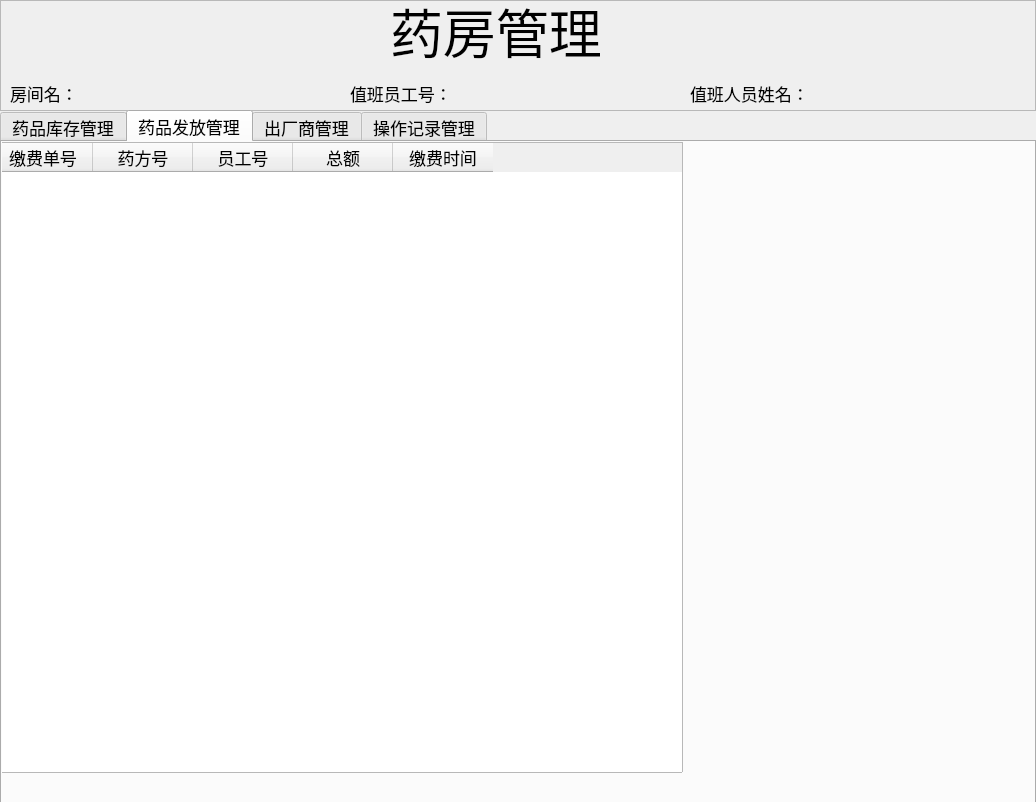
Old version of the form pharmacydialog.ui in the repository zhbean/Hospital_MIS.
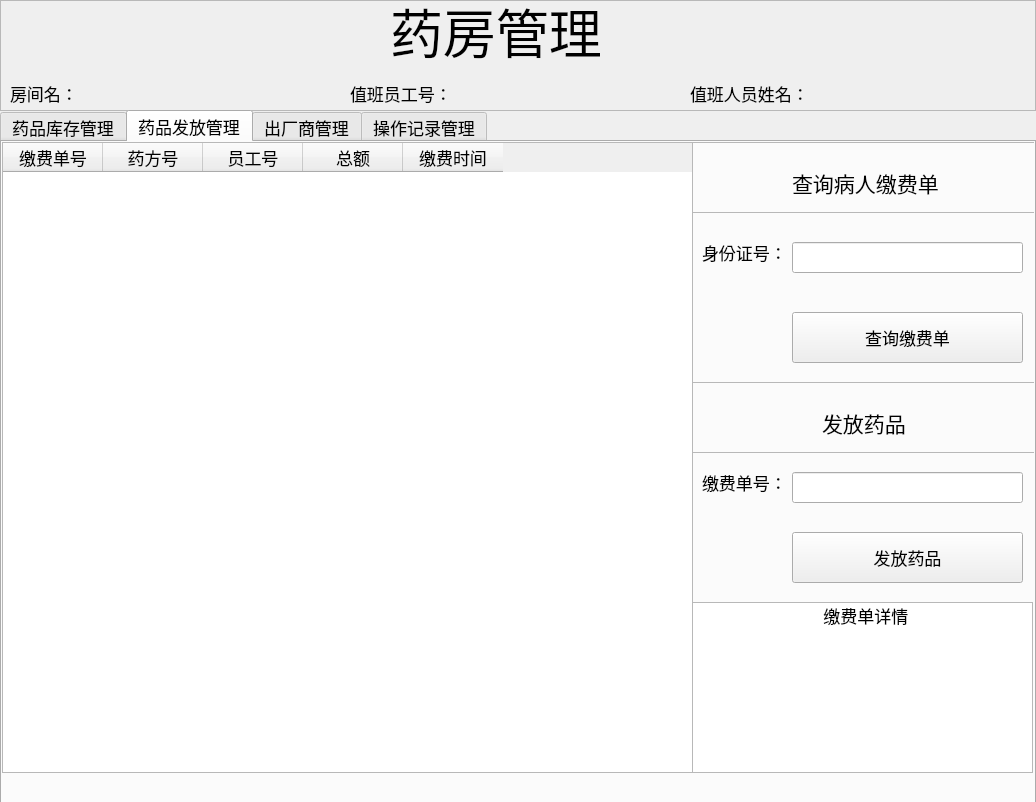
New version of the form. The open tabs and pages were chosen to show the change.

Commit message: 吴汶斌 修改查询缴费单，剩余药品发放

The edit to the form file:
```diff
--- a/pharmacydialog.ui
+++ b/pharmacydialog.ui
@@ -492,7 +492,7 @@
     <widget class="QTableWidget" name="tableWidget_sale">
      <property name="geometry">
       <rect>
-       <x>-10</x>
+       <x>0</x>
        <y>0</y>
        <width>691</width>
        <height>631</height>
@@ -524,6 +524,161 @@
       </property>
      </column>
     </widget>
+    <widget class="QFrame" name="frame_12">
+     <property name="geometry">
+      <rect>
+       <x>690</x>
+       <y>0</y>
+       <width>351</width>
+       <height>71</height>
+      </rect>
+     </property>
+     <property name="frameShape">
+      <enum>QFrame::StyledPanel</enum>
+     </property>
+     <property name="frameShadow">
+      <enum>QFrame::Raised</enum>
+     </property>
+     <widget class="QLabel" name="label_89">
+      <property name="geometry">
+       <rect>
+        <x>100</x>
+        <y>20</y>
+        <width>161</width>
+        <height>41</height>
+       </rect>
+      </property>
+      <property name="font">
+       <font>
+        <pointsize>16</pointsize>
+       </font>
+      </property>
+      <property name="text">
+       <string>查询病人缴费单</string>
+      </property>
+     </widget>
+    </widget>
+    <widget class="QFrame" name="frame_13">
+     <property name="geometry">
+      <rect>
+       <x>690</x>
+       <y>240</y>
+       <width>351</width>
+       <height>71</height>
+      </rect>
+     </property>
+     <property name="frameShape">
+      <enum>QFrame::StyledPanel</enum>
+     </property>
+     <property name="frameShadow">
+      <enum>QFrame::Raised</enum>
+     </property>
+     <widget class="QLabel" name="label_90">
+      <property name="geometry">
+       <rect>
+        <x>130</x>
+        <y>20</y>
+        <width>161</width>
+        <height>41</height>
+       </rect>
+      </property>
+      <property name="font">
+       <font>
+        <pointsize>16</pointsize>
+       </font>
+      </property>
+      <property name="text">
+       <string>发放药品</string>
+      </property>
+     </widget>
+    </widget>
+    <widget class="QLineEdit" name="lineEdit_tabSale_patientId">
+     <property name="geometry">
+      <rect>
+       <x>790</x>
+       <y>100</y>
+       <width>231</width>
+       <height>31</height>
+      </rect>
+     </property>
+    </widget>
+    <widget class="QLabel" name="label_91">
+     <property name="geometry">
+      <rect>
+       <x>700</x>
+       <y>100</y>
+       <width>91</width>
+       <height>21</height>
+      </rect>
+     </property>
+     <property name="text">
+      <string>身份证号：</string>
+     </property>
+    </widget>
+    <widget class="QPushButton" name="pushButton_tabSale_selectPayment">
+     <property name="geometry">
+      <rect>
+       <x>790</x>
+       <y>170</y>
+       <width>231</width>
+       <height>51</height>
+      </rect>
+     </property>
+     <property name="text">
+      <string>查询缴费单</string>
+     </property>
+    </widget>
+    <widget class="QLabel" name="label_92">
+     <property name="geometry">
+      <rect>
+       <x>700</x>
+       <y>330</y>
+       <width>91</width>
+       <height>21</height>
+      </rect>
+     </property>
+     <property name="text">
+      <string>缴费单号：</string>
+     </property>
+    </widget>
+    <widget class="QLineEdit" name="lineEdit_2">
+     <property name="geometry">
+      <rect>
+       <x>790</x>
+       <y>330</y>
+       <width>231</width>
+       <height>31</height>
+      </rect>
+     </property>
+    </widget>
+    <widget class="QPushButton" name="pushButton_2">
+     <property name="geometry">
+      <rect>
+       <x>790</x>
+       <y>390</y>
+       <width>231</width>
+       <height>51</height>
+      </rect>
+     </property>
+     <property name="text">
+      <string>发放药品</string>
+     </property>
+    </widget>
+    <widget class="QListWidget" name="listWidget_tabSale">
+     <property name="geometry">
+      <rect>
+       <x>690</x>
+       <y>460</y>
+       <width>341</width>
+       <height>171</height>
+      </rect>
+     </property>
+     <item>
+      <property name="text">
+       <string>                           缴费单详情</string>
+      </property>
+     </item>
+    </widget>
    </widget>
    <widget class="QWidget" name="tab_factory">
     <attribute name="title">
```
Left out of the diff: 81 changed lines with no effect on the pictures. The commit also changes 2 other files.
